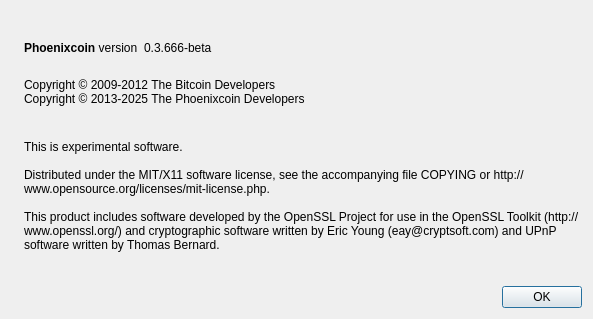
Old version of the form src/qt/forms/aboutdialog.ui in the repository ghostlander/Phoenixcoin-v0.7.
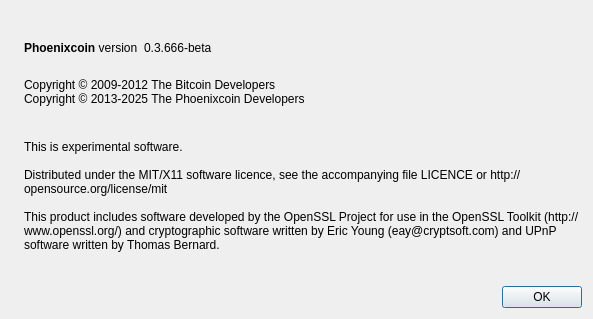
New version of the form. Icons and pictures are not drawn.

```diff
--- a/src/qt/forms/aboutdialog.ui
+++ b/src/qt/forms/aboutdialog.ui
@@ -110,7 +110,7 @@
         <string>
 This is experimental software.
 
-Distributed under the MIT/X11 software license, see the accompanying file COPYING or http://www.opensource.org/licenses/mit-license.php.
+Distributed under the MIT/X11 software licence, see the accompanying file LICENCE or http://opensource.org/license/mit
 
 This product includes software developed by the OpenSSL Project for use in the OpenSSL Toolkit (http://www.openssl.org/) and cryptographic software written by Eric Young (eay@cryptsoft.com) and UPnP software written by Thomas Bernard.</string>
        </property>
```
